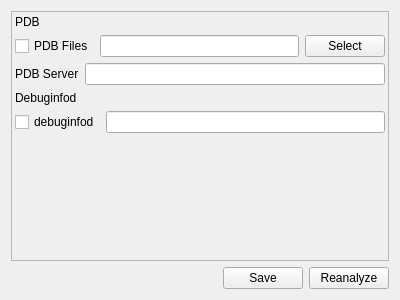
Old version of the form src/dialogs/preferences/SymbolServers.ui in the repository rizinorg/cutter.
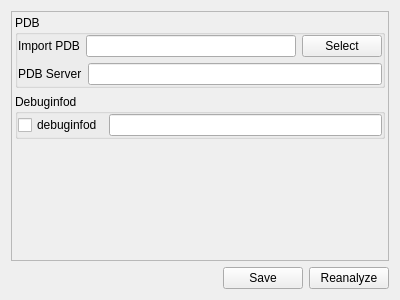
New version of the form.

Commit message: added groups of pdb and debuginfod clang formatted

What changed in the file:
```diff
--- a/src/dialogs/preferences/SymbolServers.ui
+++ b/src/dialogs/preferences/SymbolServers.ui
@@ -45,21 +45,27 @@
         <number>3</number>
        </property>
        <item>
-        <widget class="QLabel" name="pdbTitle">
-         <property name="text">
+        <widget class="QGroupBox" name="groupBox">
+         <property name="title">
           <string>PDB</string>
          </property>
-        </widget>
-       </item>
+         <layout class="QVBoxLayout" name="verticalLayout_4">
+          <property name="leftMargin">
+           <number>0</number>
+          </property>
+          <property name="topMargin">
+           <number>0</number>
+          </property>
+          <property name="rightMargin">
+           <number>0</number>
+          </property>
+          <property name="bottomMargin">
+           <number>0</number>
+          </property>
+          <item>
+           <layout class="QVBoxLayout" name="verticalLayout_3">
        <item>
         <layout class="QHBoxLayout" name="horizontalLayout_5">
-         <item>
-          <widget class="QCheckBox" name="pdbCheckBox">
-           <property name="text">
-            <string>PDB Files</string>
-           </property>
-          </widget>
-         </item>
          <item>
           <widget class="QWidget" name="pdbWidget" native="true">
            <layout class="QHBoxLayout" name="horizontalLayout_2">
@@ -75,6 +81,13 @@
             <property name="bottomMargin">
              <number>0</number>
             </property>
+                 <item>
+                  <widget class="QLabel" name="label">
+                   <property name="text">
+                    <string>Import PDB</string>
+                   </property>
+                  </widget>
+                 </item>
             <item>
              <widget class="QLineEdit" name="pdbLineEdit"/>
             </item>
@@ -104,13 +117,31 @@
          </item>
         </layout>
        </item>
+           </layout>
+          </item>
+         </layout>
+        </widget>
+       </item>
        <item>
-        <widget class="QLabel" name="debuginfodTitle">
-         <property name="text">
+        <widget class="QGroupBox" name="groupBox_2">
+         <property name="title">
           <string>Debuginfod</string>
          </property>
-        </widget>
-       </item>
+         <layout class="QVBoxLayout" name="verticalLayout_6">
+          <property name="leftMargin">
+           <number>0</number>
+          </property>
+          <property name="topMargin">
+           <number>0</number>
+          </property>
+          <property name="rightMargin">
+           <number>0</number>
+          </property>
+          <property name="bottomMargin">
+           <number>0</number>
+          </property>
+          <item>
+           <layout class="QVBoxLayout" name="verticalLayout_5">
        <item>
         <layout class="QHBoxLayout" name="horizontalLayout_6">
          <item>
@@ -124,6 +155,11 @@
           <widget class="QLineEdit" name="debuginfodLineEdit"/>
          </item>
         </layout>
+            </item>
+           </layout>
+          </item>
+         </layout>
+        </widget>
        </item>
        <item>
         <spacer name="verticalSpacer">
```
Lines whose indentation alone changed are shown as unchanged. The commit also changes 2 other files.
